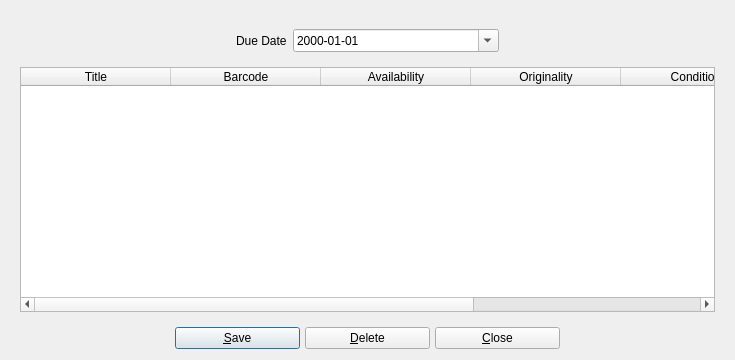
This is UI/biblioteq_bookcopybrowser.ui in textbrowser/biblioteq as Qt 5 draws it before an edit. The edited form follows.
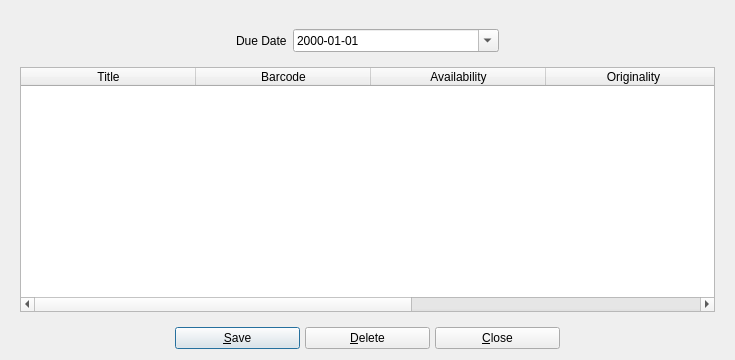
This is the edited form. Icons and pictures are not drawn.

The edit to the form file:
```diff
--- a/UI/biblioteq_bookcopybrowser.ui
+++ b/UI/biblioteq_bookcopybrowser.ui
@@ -119,10 +119,10 @@
          <bool>false</bool>
         </property>
         <attribute name="horizontalHeaderMinimumSectionSize">
-         <number>150</number>
+         <number>175</number>
         </attribute>
         <attribute name="horizontalHeaderDefaultSectionSize">
-         <number>150</number>
+         <number>175</number>
         </attribute>
         <attribute name="horizontalHeaderStretchLastSection">
          <bool>true</bool>
```
